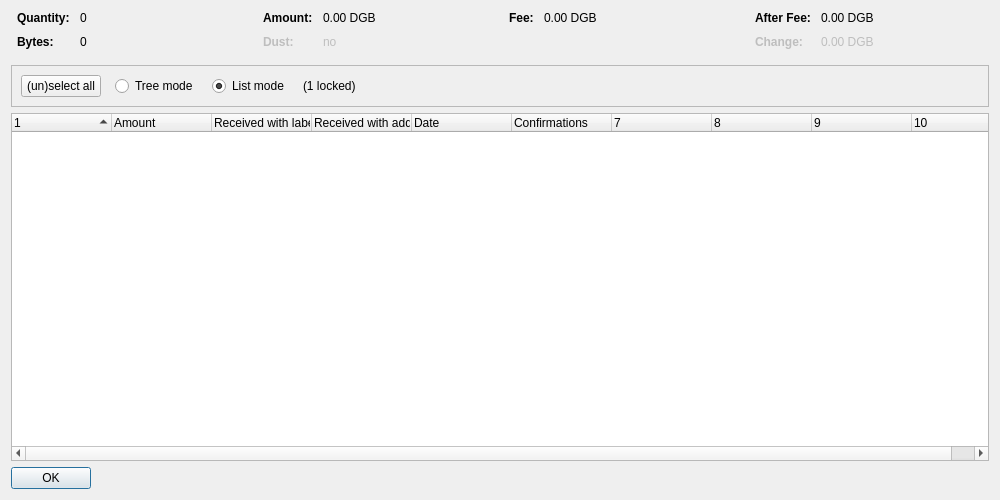
digibyte/digibyte, file src/qt/forms/coincontroldialog.ui: the form before one commit.
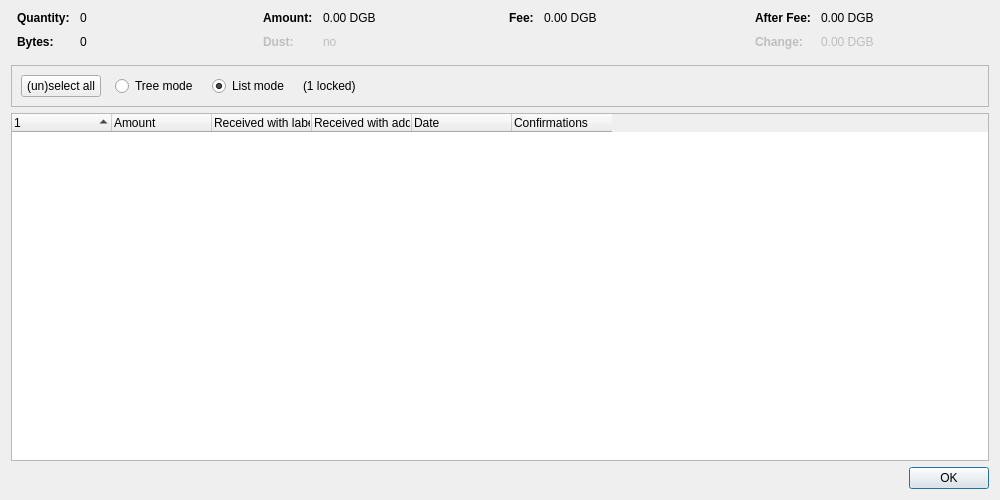
The form after the commit. Custom widgets are drawn as their Qt base class.

Commit message: Merge 8.22: src/qt/forms/coincontroldialog.ui: Merged file with upstream

What changed in the file:
```diff
--- a/src/qt/forms/coincontroldialog.ui
+++ b/src/qt/forms/coincontroldialog.ui
@@ -402,7 +402,7 @@
       <bool>false</bool>
      </property>
      <property name="columnCount">
-      <number>10</number>
+      <number>6</number>
      </property>
      <attribute name="headerShowSortIndicator" stdset="0">
       <bool>true</bool>
@@ -467,12 +467,6 @@
    </item>
    <item>
     <widget class="QDialogButtonBox" name="buttonBox">
-     <property name="sizePolicy">
-      <sizepolicy hsizetype="Maximum" vsizetype="Fixed">
-       <horstretch>0</horstretch>
-       <verstretch>0</verstretch>
-      </sizepolicy>
-     </property>
      <property name="orientation">
       <enum>Qt::Horizontal</enum>
      </property>
```
